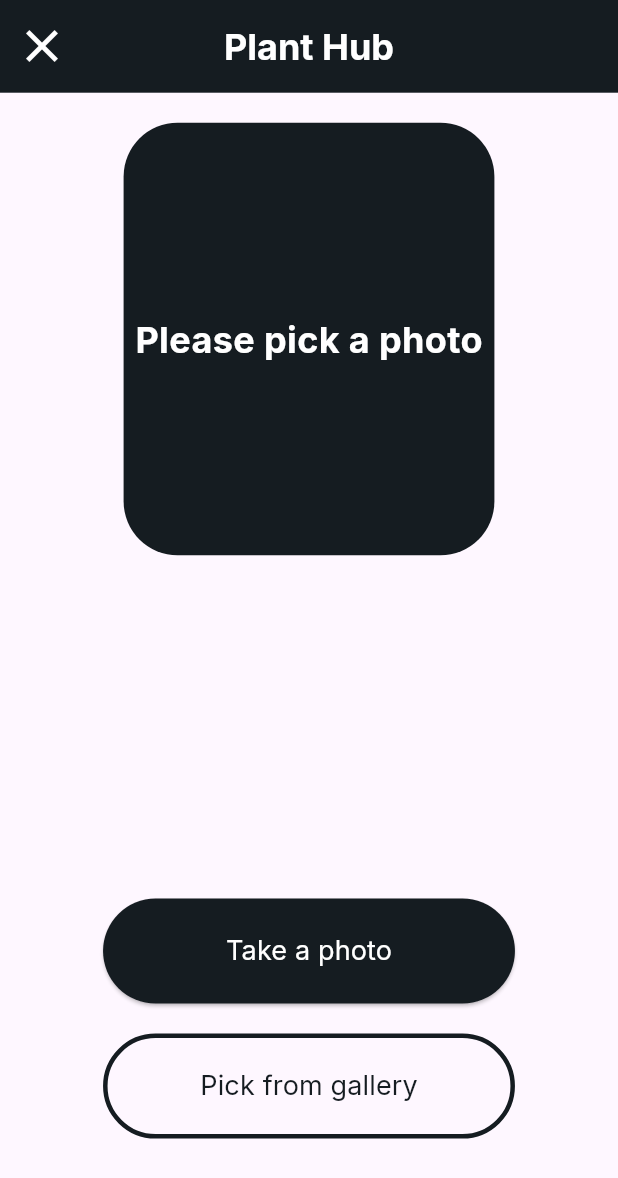
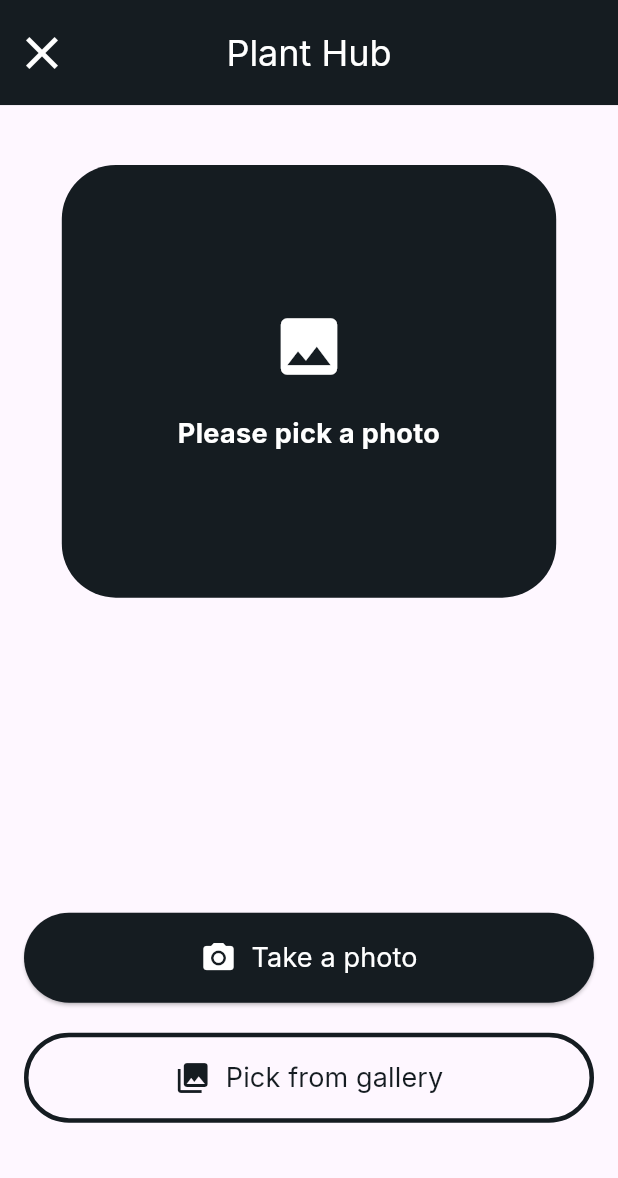
Before and after one commit to ScythK0TH/PlantDiseaseDetector, a Flutter app: the screen it shows after launch, on a phone screen of 412 x 824 dp. Shown: the top 1178 px of the screen. Run offline on Flutter 3.47's test engine with Material 3 defaults, Android fonts, the light colour scheme and no system bars; our stand-ins replace animated_text_kit, equatable, flutter_bloc, google_fonts, image_picker; missing offline and left inert: tflite_flutter.

Commit message:
version 0.5 by Patty

```diff
--- /dev/null
+++ b/devtools_options.yaml
@@ -0,0 +1,3 @@
+description: This file stores settings for Dart & Flutter DevTools.
+documentation: https://docs.flutter.dev/tools/devtools/extensions#configure-extension-enablement-states
+extensions:
--- /dev/null
+++ b/lib/bloc/recogniser_event.dart
@@ -0,0 +1,17 @@
+import 'dart:io';
+import 'package:equatable/equatable.dart';
+
+abstract class RecogniserEvent extends Equatable {
+  @override
+  List<Object?> get props => [];
+}
+
+class RecogniserStarted extends RecogniserEvent {}
+
+class PhotoPicked extends RecogniserEvent {
+  final File image;
+  PhotoPicked(this.image);
+
+  @override
+  List<Object?> get props => [image];
+}
--- /dev/null
+++ b/lib/bloc/recogniser_state.dart
@@ -0,0 +1,35 @@
+import 'dart:io';
+import 'package:equatable/equatable.dart';
+
+enum RecogniserStatus { initial, analyzing, found, notFound, timeout }
+
+class RecogniserState extends Equatable {
+  final File? image;
+  final String label;
+  final double accuracy;
+  final RecogniserStatus status;
+
+  const RecogniserState({
+    this.image,
+    this.label = '',
+    this.accuracy = 0.0,
+    this.status = RecogniserStatus.initial,
+  });
+
+  RecogniserState copyWith({
+    File? image,
+    String? label,
+    double? accuracy,
+    RecogniserStatus? status,
+  }) {
+    return RecogniserState(
+      image: image ?? this.image,
+      label: label ?? this.label,
+      accuracy: accuracy ?? this.accuracy,
+      status: status ?? this.status,
+    );
+  }
+
+  @override
+  List<Object?> get props => [image, label, accuracy, status];
+}
--- a/lib/widget/photo_view.dart
+++ b/lib/widget/photo_view.dart
@@ -12,7 +12,7 @@ class PhotoViewScreen extends StatelessWidget {
     final double screenHeight = MediaQuery.of(context).size.height;
 
     return Container(
-      width: screenWidth * 0.6,
+      width: screenWidth * 0.8,
       height: screenHeight * 0.35,
       decoration: BoxDecoration(
         color: primaryColor,
@@ -27,9 +27,27 @@ class PhotoViewScreen extends StatelessWidget {
 
   Widget _buildEmptyView() {
     return Center(
-      child: Text(
-        'Please pick a photo',
-        style: subTitleTextStyleWhite(fontWeight: FontWeight.bold),
+      child: Padding(
+        padding: const EdgeInsets.symmetric(horizontal: 8.0),
+        child: Column(
+          mainAxisAlignment: MainAxisAlignment.center,
+          crossAxisAlignment: CrossAxisAlignment.center,
+          children: [
+            Icon(
+              Icons.image,
+              size: 50,
+              color: bgColor,
+            ),
+            const SizedBox(height: 20),
+            Text(
+              'Please pick a photo',
+              style: descTextStyleWhite(fontWeight: FontWeight.bold),
+              textAlign: TextAlign.center,
+              overflow: TextOverflow.ellipsis,
+              maxLines: 2,
+            ),
+          ],
+        ),
       ),
     );
   }
--- a/lib/widget/recogniser.dart
+++ b/lib/widget/recogniser.dart
@@ -1,137 +1,176 @@
 import 'dart:io';
-
 import 'package:flutter/material.dart';
-import 'package:image/image.dart' as img;
+import 'package:flutter_bloc/flutter_bloc.dart';
 import 'package:image_picker/image_picker.dart';
-import 'package:project_pdd/classifier/classifier.dart';
+import 'package:project_pdd/bloc/recogniser_bloc.dart';
+import 'package:project_pdd/bloc/recogniser_event.dart';
+import 'package:project_pdd/bloc/recogniser_state.dart';
 import 'package:project_pdd/style.dart';
 import 'package:project_pdd/widget/photo_view.dart';
 
-const _labelsFileName = 'labels.txt';
-const _modelFileName = 'assets/my_model/plantVillage_model.tflite';
-
-class Recogniser extends StatefulWidget {
+class Recogniser extends StatelessWidget {
   const Recogniser({super.key});
-
-  @override
-  State<Recogniser> createState() => _RecogniserState();
-}
-
-enum _ResultStatus { notStarted, notFound, found }
-
-class _RecogniserState extends State<Recogniser> {
-  bool _isAnalyzing = false;
-  final picker = ImagePicker();
-  File? _selectedImageFile;
-
-  _ResultStatus _resultStatus = _ResultStatus.notStarted;
-  String _plantLabel = '';
-  double _accuracy = 0.0;
-
-  late Classifier _classifier;
-
-  @override
-  void initState() {
-    super.initState();
-    _loadClassifier();
-  }
-
-  Future<void> _loadClassifier() async {
-    debugPrint(
-      'Start loading of Classifier with '
-      'labels at $_labelsFileName, '
-      'model at $_modelFileName',
-    );
-
-    final classifier = await Classifier.loadWith(
-      labelsFileName: _labelsFileName,
-      modelFileName: _modelFileName,
-    );
-    _classifier = classifier!;
-  }
 
   @override
   Widget build(BuildContext context) {
     final double screenWidth = MediaQuery.of(context).size.width;
     final double screenHeight = MediaQuery.of(context).size.height;
-    return Scaffold(
+
+    return BlocProvider(
+      create: (_) => RecogniserBloc()..add(RecogniserStarted()),
+      child: Scaffold(
         appBar: AppBar(
           backgroundColor: primaryColor,
           leading: IconButton(
-            onPressed: () {
-              Navigator.pop(context);
-            },
             icon: Icon(Icons.close, color: bgColor),
             iconSize: 36.0,
+            onPressed: () => Navigator.pop(context),
           ),
           title: Text('Plant Hub',
-              style: subTitleTextStyleWhite(fontWeight: FontWeight.bold)),
+              style: subTitleTextStyleWhite(fontWeight: FontWeight.normal)),
           centerTitle: true,
-          toolbarHeight: screenHeight * 0.075),
-      body: Container(
+          toolbarHeight: screenHeight * 0.085,
+        ),
+        body: BlocBuilder<RecogniserBloc, RecogniserState>(
+          builder: (context, state) {
+            return SingleChildScrollView(
+              child: Container(
                 alignment: Alignment.center,
+                padding:
+                    const EdgeInsets.symmetric(vertical: 20, horizontal: 16),
                 child: Column(
+                  mainAxisAlignment: MainAxisAlignment.center,
                   children: [
+                    const SizedBox(height: 20),
+                    PhotoViewScreen(file: state.image),
+                    const SizedBox(height: 20),
                     SizedBox(
-              height: 20.0,
+                      height: 150,
+                      child: SingleChildScrollView(
+                          child: _buildResultView(state, context)),
                     ),
-            _buildPhotolView(),
-            SizedBox(
-              height: 20.0,
+                    const SizedBox(height: 40),
+                    _buildPickButton(context, 'Take a photo',
+                        ImageSource.camera, screenWidth, false, 'photo'),
+                    const SizedBox(height: 20),
+                    _buildPickButton(context, 'Pick from gallery',
+                        ImageSource.gallery, screenWidth, true, 'gallery'),
+                    const SizedBox(height: 20),
+                  ],
                 ),
-            _buildResultView(),
-            const Spacer(flex: 2),
-            _buildPickPhotoButton(
-              title: 'Take a photo',
-              width: screenWidth * 0.55,
-              source: ImageSource.camera,
-              isOutlined: false,
               ),
-            SizedBox(
-              height: 20.0,
-            ),
-            _buildPickPhotoButton(
-              title: 'Pick from gallery',
-              width: screenWidth * 0.55,
-              source: ImageSource.gallery,
-              isOutlined: true,
-            ),
-            const Spacer(),
-          ],
+            );
+          },
         ),
       ),
     );
   }
 
-  Widget _buildPhotolView() {
-    return Stack(
-      alignment: AlignmentDirectional.center,
+  Widget _buildResultView(RecogniserState state, BuildContext context) {
+    if (state.status == RecogniserStatus.analyzing) {
+      return Column(
+        mainAxisAlignment: MainAxisAlignment.center,
         children: [
-        PhotoViewScreen(
-          file: _selectedImageFile,
+          const CircularProgressIndicator(
+            color: primaryColor,
+            strokeWidth: 3,
           ),
-        _buildAnalyzingText(),
+          const SizedBox(height: 12),
+          Text(
+            'Analyzing...',
+            style: subTitleTextStyleDark(fontWeight: FontWeight.bold),
+          ),
         ],
       );
     }
 
-  Widget _buildAnalyzingText() {
-    if (!_isAnalyzing) {
-      return const SizedBox.shrink();
-    }
-    return Text('Analyzing...',
-        style: subTitleTextStyleDark(fontWeight: FontWeight.normal));
+    if (state.status == RecogniserStatus.initial) {
+      return const SizedBox();
     }
 
-  Widget _buildPickPhotoButton({
-    required ImageSource source,
-    required String title,
-    double width = 300.0,
-    double height = 70.0,
-    bool isOutlined = false,
-  }) {
+    final label = switch (state.status) {
+      RecogniserStatus.found => state.label,
+      RecogniserStatus.timeout => 'Please try again.',
+      _ => 'Fail to recognise',
+    };
+
+    final accuracy = state.status == RecogniserStatus.found
+        ? 'Accuracy: ${(state.accuracy * 100).toStringAsFixed(2)}%'
+        : '';
+
+    List<String> splitText(String text, TextStyle style, double maxWidth) {
+      final textPainter = TextPainter(
+        text: TextSpan(text: text, style: style),
+        maxLines: 1000,
+        textDirection: TextDirection.ltr,
+      )..layout(maxWidth: maxWidth);
+
+      final words = text.split(' ');
+      List<String> lines = [];
+      String currentLine = '';
+
+      for (var word in words) {
+        final tempLine = '$currentLine$word ';
+        textPainter.text = TextSpan(text: tempLine, style: style);
+        textPainter.layout(maxWidth: maxWidth);
+
+        if (textPainter.didExceedMaxLines) {
+          lines.add(currentLine.trim());
+          currentLine = '$word ';
+        } else {
+          currentLine = tempLine;
+        }
+      }
+
+      if (currentLine.isNotEmpty) {
+        lines.add(currentLine.trim());
+      }
+
+      return lines;
+    }
+
+    final maxWidth = MediaQuery.of(context).size.width * 0.8;
+
+    List<String> labelLines = splitText(
+        label, subTitleTextStyleDark(fontWeight: FontWeight.bold), maxWidth);
+
+    return Column(
+      mainAxisAlignment: MainAxisAlignment.center,
+      crossAxisAlignment: CrossAxisAlignment.center,
+      children: [
+        for (var line in labelLines)
+          Text(
+            line,
+            style: subTitleTextStyleDark(fontWeight: FontWeight.bold),
+            textAlign: TextAlign.center,
+          ),
+        const SizedBox(height: 12),
+        if (accuracy.isNotEmpty)
+          Text(
+            accuracy,
+            style: successTextStyle(fontWeight: FontWeight.bold),
+          ),
+      ],
+    );
+  }
+
+  Widget _buildPickButton(BuildContext context, String title,
+      ImageSource source, double width, bool isOutlined, String type) {
+    // Determine the icon based on the type
+    IconData icon = type == 'photo' ? Icons.camera_alt : Icons.photo_library;
+
     return ElevatedButton(
-      onPressed: () => _onPickPhoto(source),
+      onPressed: () async {
+        final picker = ImagePicker();
+        final pickedFile = await picker.pickImage(
+          source: source,
+        );
+        if (pickedFile != null) {
+          context
+              .read<RecogniserBloc>()
+              .add(PhotoPicked(File(pickedFile.path)));
+        }
+      },
       style: ElevatedButton.styleFrom(
         backgroundColor: isOutlined ? Colors.transparent : primaryColor,
         shape: RoundedRectangleBorder(
@@ -140,89 +179,26 @@ class _RecogniserState extends State<Recogniser> {
               ? BorderSide(color: primaryColor, width: 3.0)
               : BorderSide.none,
         ),
-        minimumSize: Size(width, height),
+        minimumSize: Size(width, 60.0),
         elevation: isOutlined ? 0 : null,
       ),
-      child: Container(
-        alignment: Alignment.center,
-        width: width,
-        height: height,
-        child: Text(
+      child: Row(
+        mainAxisAlignment: MainAxisAlignment.center, // Center content
+        children: [
+          Icon(
+            icon,
+            color: isOutlined ? primaryColor : Colors.white,
+            size: 24.0, // Icon size
+          ),
+          const SizedBox(width: 10), // Space between icon and text
+          Text(
             title,
             style: isOutlined
                 ? descTextStyleDark(fontWeight: FontWeight.normal)
                 : descTextStyleWhite(fontWeight: FontWeight.normal),
           ),
+        ],
       ),
     );
   }
-
-  Widget _buildResultView() {
-    var title = '';
-
-    if (_resultStatus == _ResultStatus.notFound) {
-      title = 'Fail to recognise';
-    } else if (_resultStatus == _ResultStatus.found) {
-      title = _plantLabel;
-    } else {
-      title = '';
 }
-
-    var accuracyLabel = '';
-    if (_resultStatus == _ResultStatus.found) {
-      accuracyLabel = 'Accuracy: ${(_accuracy * 100).toStringAsFixed(2)}%';
-    }
-
-    return Column(
-      children: [
-        Text(title, style: subTitleTextStyleDark(fontWeight: FontWeight.bold)),
-        const SizedBox(height: 20),
-        Text(accuracyLabel,
-            style: successTextStyle(fontWeight: FontWeight.bold)),
-      ],
-    );
-  }
-
-  void _setAnalyzing(bool flag) {
-    setState(() {
-      _isAnalyzing = flag;
-    });
-  }
-
-  void _onPickPhoto(ImageSource source) async {
-    final pickedFile = await picker.pickImage(source: source);
-
-    if (pickedFile == null) {
-      return;
-    }
-
-    final imageFile = File(pickedFile.path);
-    setState(() {
-      _selectedImageFile = imageFile;
-    });
-
-    _analyzeImage(imageFile);
-  }
-
-  void _analyzeImage(File image) {
-    _setAnalyzing(true);
-
-    final imageInput = img.decodeImage(image.readAsBytesSync())!;
-
-    final resultCategory = _classifier.predict(imageInput);
-
-    final result = resultCategory.score >= 0.8
-        ? _ResultStatus.found
-        : _ResultStatus.notFound;
-    final plantLabel = resultCategory.label;
-    final accuracy = resultCategory.score;
-
-    _setAnalyzing(false);
-
-    setState(() {
-      _resultStatus = result;
-      _plantLabel = plantLabel;
-      _accuracy = accuracy;
-    });
-  }
-}
--- a/pubspec.yaml
+++ b/pubspec.yaml
@@ -15,6 +15,8 @@ dependencies:
   image: ^4.5.4
   file_utils: ^1.0.1
   google_fonts: ^6.2.1
+  flutter_bloc: ^9.1.0
+  equatable: ^2.0.7
 
 dev_dependencies:
   flutter_test:
```
Also changed, not shown: assets/my_model/labels.txt (+15 -15 lines), lib/bloc/recogniser_bloc.dart (added, +56 -0 lines), lib/classifier/image_processing_helper.dart (added, +18 -0 lines), pubspec.lock, 4 other files. Lines whose indentation alone changed are shown as unchanged.
